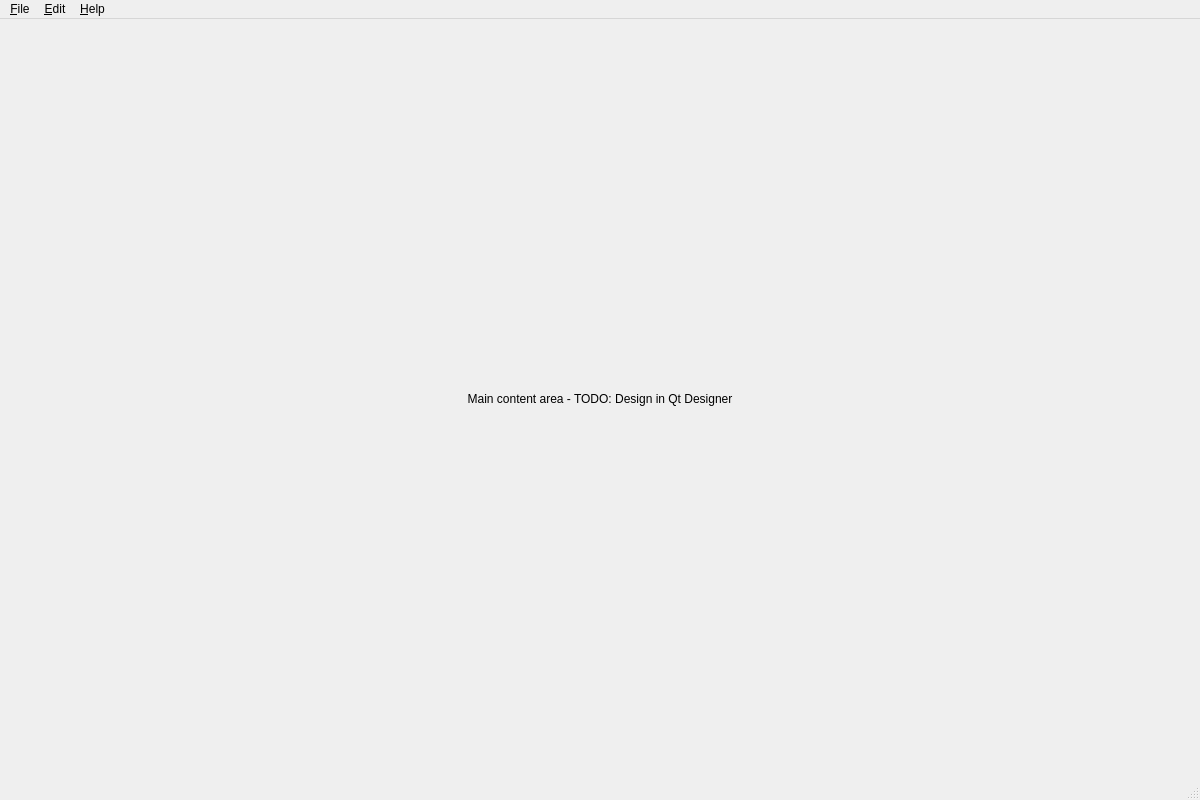
Qt form src/bidsio/ui/forms/main_window.ui (CRNL-Eduwell/bidsio) before a commit.
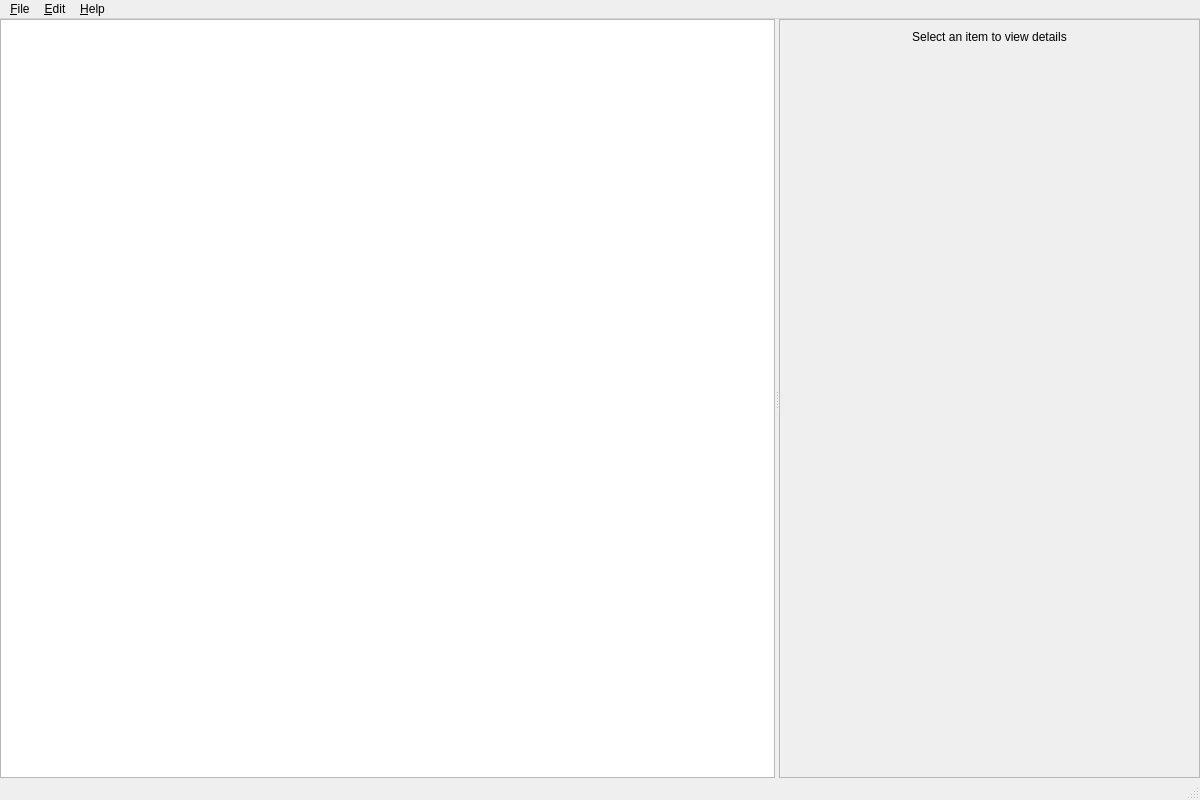
The same form after that commit. Icons and pictures are not drawn.

```diff
--- a/src/bidsio/ui/forms/main_window.ui
+++ b/src/bidsio/ui/forms/main_window.ui
@@ -19,14 +19,106 @@
   </property>
   <widget class="QWidget" name="centralwidget">
    <layout class="QVBoxLayout" name="verticalLayout">
+    <property name="spacing">
+     <number>0</number>
+    </property>
+    <property name="leftMargin">
+     <number>0</number>
+    </property>
+    <property name="topMargin">
+     <number>0</number>
+    </property>
+    <property name="rightMargin">
+     <number>0</number>
+    </property>
+    <property name="bottomMargin">
+     <number>0</number>
+    </property>
     <item>
-     <widget class="QLabel" name="placeholderLabel">
-      <property name="text">
-       <string>Main content area - TODO: Design in Qt Designer</string>
+     <widget class="QSplitter" name="mainSplitter">
+      <property name="orientation">
+       <enum>Qt::Horizontal</enum>
       </property>
-      <property name="alignment">
-       <set>Qt::AlignCenter</set>
-      </property>
+      <widget class="QTreeWidget" name="datasetTreeWidget">
+       <property name="minimumSize">
+        <size>
+         <width>300</width>
+         <height>0</height>
+        </size>
+       </property>
+       <property name="alternatingRowColors">
+        <bool>true</bool>
+       </property>
+       <property name="selectionMode">
+        <enum>QAbstractItemView::SingleSelection</enum>
+       </property>
+       <property name="headerHidden">
+        <bool>true</bool>
+       </property>
+       <column>
+        <property name="text">
+         <string>Dataset Structure</string>
+        </property>
+       </column>
+      </widget>
+      <widget class="QScrollArea" name="detailsScrollArea">
+       <property name="widgetResizable">
+        <bool>true</bool>
+       </property>
+       <widget class="QWidget" name="scrollAreaWidgetContents">
+        <property name="geometry">
+         <rect>
+          <x>0</x>
+          <y>0</y>
+          <width>600</width>
+          <height>700</height>
+         </rect>
+        </property>
+        <layout class="QVBoxLayout" name="detailsLayout">
+         <property name="spacing">
+          <number>10</number>
+         </property>
+         <property name="leftMargin">
+          <number>10</number>
+         </property>
+         <property name="topMargin">
+          <number>10</number>
+         </property>
+         <property name="rightMargin">
+          <number>10</number>
+         </property>
+         <property name="bottomMargin">
+          <number>10</number>
+         </property>
+         <item>
+          <widget class="QLabel" name="detailsPlaceholderLabel">
+           <property name="text">
+            <string>Select an item to view details</string>
+           </property>
+           <property name="alignment">
+            <set>Qt::AlignCenter</set>
+           </property>
+           <property name="wordWrap">
+            <bool>true</bool>
+           </property>
+          </widget>
+         </item>
+         <item>
+          <spacer name="verticalSpacer">
+           <property name="orientation">
+            <enum>Qt::Vertical</enum>
+           </property>
+           <property name="sizeHint" stdset="0">
+            <size>
+             <width>20</width>
+             <height>40</height>
+            </size>
+           </property>
+          </spacer>
+         </item>
+        </layout>
+       </widget>
+      </widget>
      </widget>
     </item>
    </layout>
```
Left out of the diff: 9 changed lines with no effect on the pictures.
